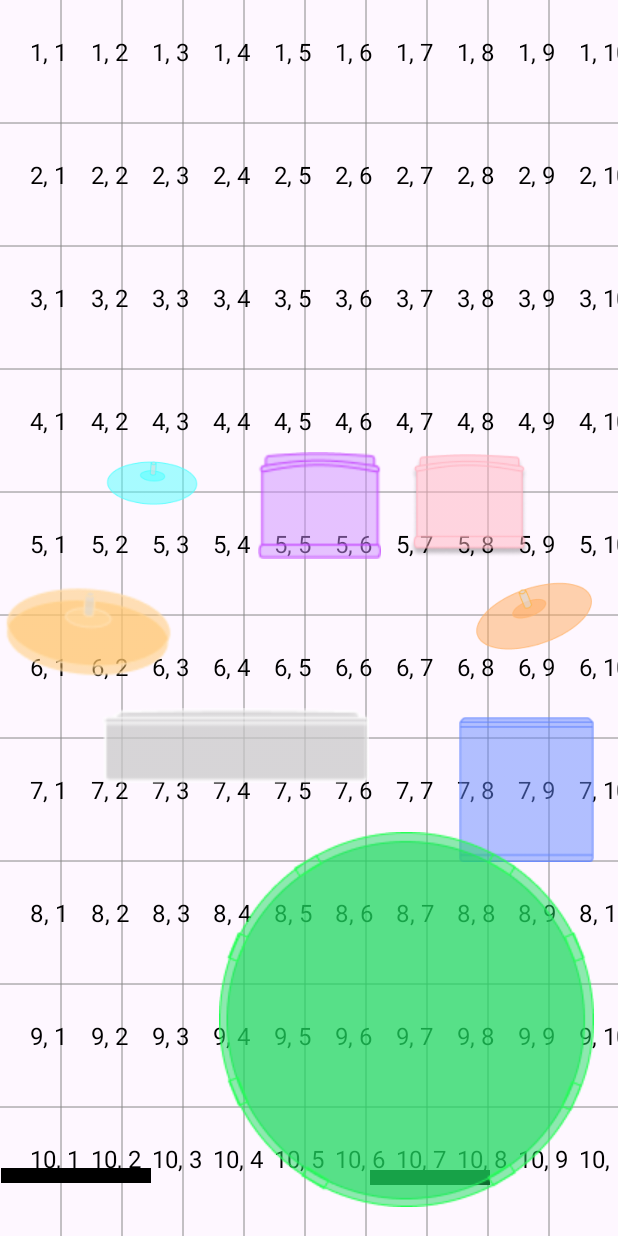
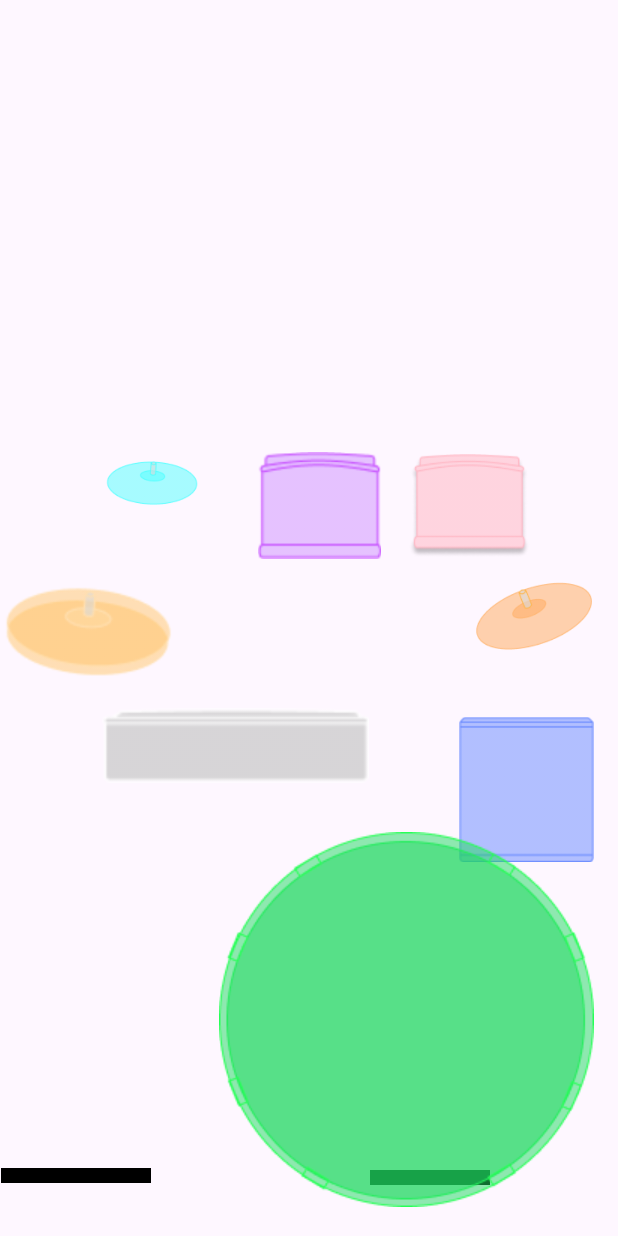
Before and after one commit to kimnayeon16/DrumsComeTrue, an Android app: the layout layout_overlay.xml on its own in the app's theme, with its tools: preview values and no code run, on a phone screen of 412 x 824 dp. Run offline under Robolectric (Android 15) with nearby library versions, the phone set to English and light mode, and no system bars.

Commit message:
feat: Grid제거

```diff
--- a/FE/app/src/main/res/layout/layout_overlay.xml
+++ b/FE/app/src/main/res/layout/layout_overlay.xml
@@ -6,13 +6,13 @@
     android:layout_height="match_parent"
     >
 
-    <com.ssafy.drumscometrue.freePlay.OverlayViewGrid
-        android:id="@+id/overlayViewGrid"
-        android:layout_width="match_parent"
-        android:layout_height="match_parent"
-        android:layout_centerInParent="true"
-        tools:layout_editor_absoluteX="0dp"
-        tools:layout_editor_absoluteY="0dp" />
+<!--    <com.ssafy.drumscometrue.freePlay.OverlayViewGrid-->
+<!--        android:id="@+id/overlayViewGrid"-->
+<!--        android:layout_width="match_parent"-->
+<!--        android:layout_height="match_parent"-->
+<!--        android:layout_centerInParent="true"-->
+<!--        tools:layout_editor_absoluteX="0dp"-->
+<!--        tools:layout_editor_absoluteY="0dp" />-->
 
     <View
         android:id="@+id/pedal_hihat"
```
